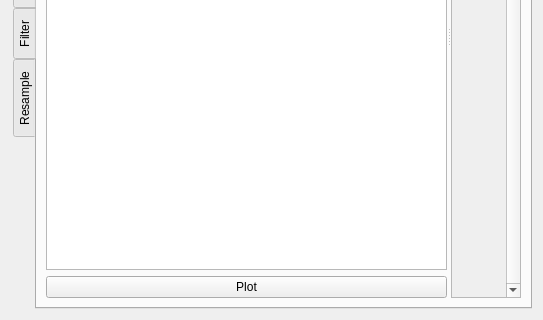
First picture: the form in asammdfgui/file_widget.ui, repository danielhrisca/asammdf, before the edit; both pictures show x 0 to 543 and y 249 to 569 of the 543 by 569 pixel window.
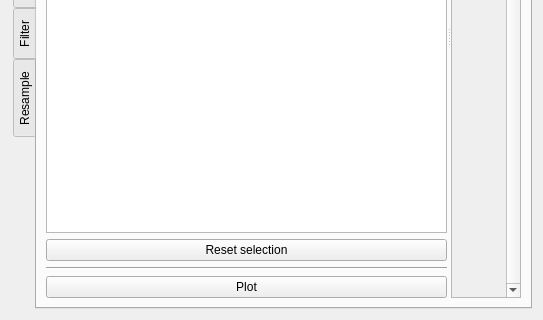
Second picture: the form after the edit. Icons and pictures are not drawn.

Commit message: * gui: added channels list clear button * gui: added search mode selection in the menu

```diff
--- a/asammdfgui/file_widget.ui
+++ b/asammdfgui/file_widget.ui
@@ -47,6 +47,24 @@
              </column>
             </widget>
            </item>
+           <item>
+            <widget class="QPushButton" name="clear_channels_btn">
+             <property name="text">
+              <string>Reset selection</string>
+             </property>
+             <property name="icon">
+              <iconset resource="resource.qrc">
+               <normaloff>:/erase.png</normaloff>:/erase.png</iconset>
+             </property>
+            </widget>
+           </item>
+           <item>
+            <widget class="Line" name="line_12">
+             <property name="orientation">
+              <enum>Qt::Horizontal</enum>
+             </property>
+            </widget>
+           </item>
            <item>
             <widget class="QPushButton" name="plot_btn">
              <property name="sizePolicy">
```
Left out of the diff: 150 changed lines with no effect on the pictures. The commit also changes 2 other files.
